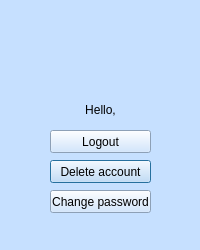
Aleexuta/POO-Proiect-NOrg, file 3_Solution/TestConexiune/QClient/UserForm.ui: the form before one commit.
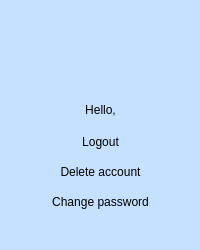
The form after the commit.

The edit to the form file:
```diff
--- a/3_Solution/TestConexiune/QClient/UserForm.ui
+++ b/3_Solution/TestConexiune/QClient/UserForm.ui
@@ -63,6 +63,10 @@
      <height>23</height>
     </rect>
    </property>
+   <property name="styleSheet">
+    <string notr="true">border:none;
+</string>
+   </property>
    <property name="text">
     <string>Delete account</string>
    </property>
@@ -76,6 +80,9 @@
      <height>23</height>
     </rect>
    </property>
+   <property name="styleSheet">
+    <string notr="true">border:none</string>
+   </property>
    <property name="text">
     <string>Change password</string>
    </property>
@@ -89,6 +96,9 @@
      <height>23</height>
     </rect>
    </property>
+   <property name="styleSheet">
+    <string notr="true">border:none;</string>
+   </property>
    <property name="text">
     <string>Logout</string>
    </property>
```
